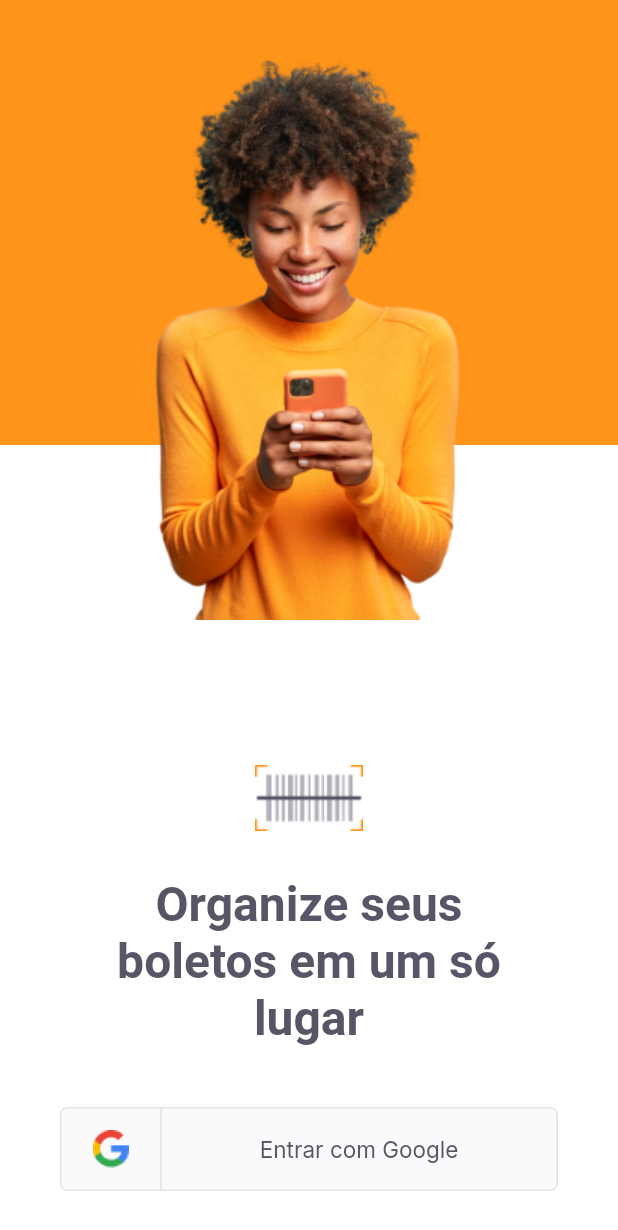
After one commit to ranierelm/payflow, a Flutter app: the LoginPage screen opened directly, on a phone screen of 412 x 824 dp. The commit adds this screen. Shown: the top 1230 px of the screen. Run offline on Flutter 3.47's test engine with Material 2 defaults, Android fonts, the phone set to English and light mode, and no system bars; our stand-ins replace google_fonts.

Commit message:
login page and social login button created

```diff
--- a/lib/main.dart
+++ b/lib/main.dart
@@ -1,5 +1,7 @@
 import 'package:flutter/material.dart';
 
+import 'modules/home/home_page.dart';
+import 'modules/login/login_page.dart';
 import 'modules/splash/splash_page.dart';
 import 'shared/themes/app_colors.dart';
 
@@ -19,7 +21,7 @@ class AppWidget extends StatelessWidget {
       theme: ThemeData(
         primaryColor: AppColors.primary,
       ),
-      home: const SplashPage(),
+      home: const HomePage(),
     );
   }
 }
--- /dev/null
+++ b/lib/modules/home/home_page.dart
@@ -0,0 +1,14 @@
+import 'package:flutter/material.dart';
+
+import '../../shared/themes/app_colors.dart';
+
+class HomePage extends StatelessWidget {
+  const HomePage({Key? key}) : super(key: key);
+
+  @override
+  Widget build(BuildContext context) {
+    return Scaffold(
+      appBar: AppBar(title: Text("Home Page")),
+    );
+  }
+}
--- /dev/null
+++ b/lib/modules/login/login_page.dart
@@ -0,0 +1,72 @@
+import 'package:flutter/material.dart';
+
+import '../../shared/themes/app_colors.dart';
+import '../../shared/themes/app_images.dart';
+import '../../shared/themes/app_text_styles.dart';
+import '../../shared/widgets/social_login/social_login_button.dart';
+
+class LoginPage extends StatefulWidget {
+  const LoginPage({Key? key}) : super(key: key);
+
+  @override
+  State<LoginPage> createState() => _LoginPageState();
+}
+
+class _LoginPageState extends State<LoginPage> {
+  @override
+  Widget build(BuildContext context) {
+    final size = MediaQuery.of(context).size; //Pega size da tela
+
+    return Scaffold(
+      backgroundColor: AppColors.background,
+      body: Container(
+        width: size.width,
+        height: size.height,
+        child: Stack(
+          children: [
+            Container(
+              width: size.width,
+              height: size.height * 0.36,
+              color: AppColors.primary,
+            ),
+            Positioned(
+                top: 40,
+                left: 0,
+                right: 0,
+                child: Image.asset(
+                  AppImages.person,
+                  width: 208,
+                  height: 373,
+                )),
+            Positioned(
+              bottom: 30,
+              left: 0,
+              right: 0,
+              child: Column(
+                children: [
+                  Image.asset(AppImages.logomini),
+                  Padding(
+                    padding:
+                        const EdgeInsets.only(top: 30, left: 70, right: 70),
+                    child: Text(
+                      'Organize seus boletos em um só lugar',
+                      textAlign: TextAlign.center,
+                      style: TextStyles.titleHome,
+                    ),
+                  ),
+                  Padding(
+                    padding:
+                        const EdgeInsets.only(top: 40, right: 40, left: 40),
+                    child: SocialLoginButton(onTap: () {
+                      print('clicou');
+                    }),
+                  )
+                ],
+              ),
+            )
+          ],
+        ),
+      ),
+    );
+  }
+}
--- /dev/null
+++ b/lib/shared/widgets/social_login/social_login_button.dart
@@ -0,0 +1,41 @@
+import 'dart:ui';
+
+import 'package:flutter/material.dart';
+
+import '../../themes/app_colors.dart';
+import '../../themes/app_images.dart';
+import '../../themes/app_text_styles.dart';
+
+class SocialLoginButton extends StatelessWidget {
+  final VoidCallback onTap;
+
+  const SocialLoginButton({Key? key, required this.onTap}) : super(key: key);
+
+  @override
+  Widget build(BuildContext context) {
+    return InkWell(
+      onTap: onTap,
+      child: Container(
+        height: 56,
+        decoration: BoxDecoration(
+            color: AppColors.shape,
+            borderRadius: BorderRadius.circular(5),
+            border: Border.fromBorderSide(BorderSide(color: AppColors.stroke))),
+        child: Row(
+          children: [
+            Expanded(flex: 1, child: Image.asset(AppImages.google)),
+            Container(height: 56, width: 1, color: AppColors.stroke),
+            Expanded(
+              flex: 4,
+              child: Row(
+                  mainAxisAlignment: MainAxisAlignment.center,
+                  children: [
+                    Text('Entrar com Google', style: TextStyles.buttonGray)
+                  ]),
+            ),
+          ],
+        ),
+      ),
+    );
+  }
+}
```
